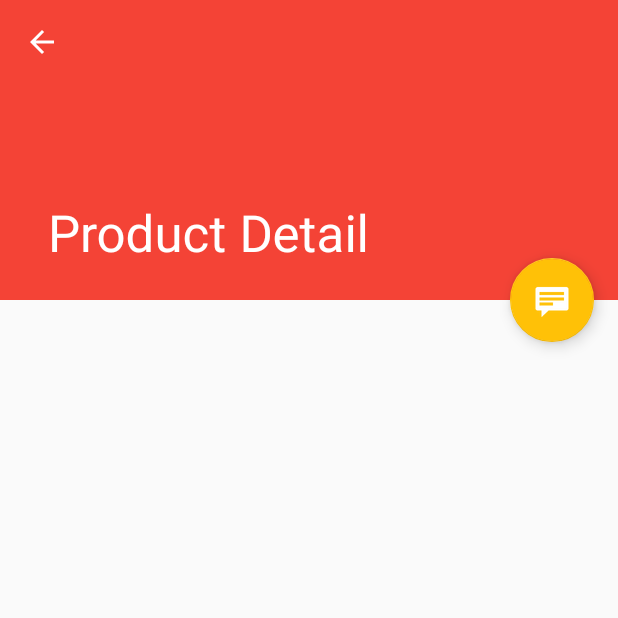
After one commit to Bartolo96/Progetto_mobile, an Android app: the ProductDetailActivity screen opened directly, with no data from a screen before it, on a phone screen of 412 x 824 dp, the top half of it. The commit adds this screen. Run offline under Robolectric (Android 15) with nearby library versions, the phone set to English and light mode, and no system bars; network calls fail; 1 statement that could not run was skipped.

Commit message:
Prodotti da sistemare

```diff
--- a/app/build.gradle
+++ b/app/build.gradle
@@ -25,6 +25,9 @@ dependencies {
     implementation 'com.android.support.constraint:constraint-layout:1.1.2'
     implementation 'com.android.support:support-annotations:27.1.1'
     implementation 'com.facebook.android:facebook-android-sdk:[4,5)'
+    implementation 'com.android.support:support-v4:26.1.0'
+    implementation 'com.android.support:recyclerview-v7:26.1.0'
+    implementation 'com.android.support:design:26.1.0'
     compile 'com.google.android.gms:play-services-auth:15.0.1'
     testImplementation 'junit:junit:4.12'
     androidTestImplementation 'com.android.support.test:runner:1.0.2'
--- /dev/null
+++ b/app/src/main/java/it/uniba/di/nitwx/progettoMobile/ProductDetailActivity.java
@@ -0,0 +1,81 @@
+package it.uniba.di.nitwx.progettoMobile;
+
+import android.content.Intent;
+import android.os.Bundle;
+import android.support.design.widget.FloatingActionButton;
+import android.support.design.widget.Snackbar;
+import android.support.v7.widget.Toolbar;
+import android.view.View;
+import android.support.v7.app.AppCompatActivity;
+import android.support.v7.app.ActionBar;
+import android.view.MenuItem;
+
+/**
+ * An activity representing a single Product detail screen. This
+ * activity is only used on narrow width devices. On tablet-size devices,
+ * item details are presented side-by-side with a list of items
+ * in a {@link ProductListActivity}.
+ */
+public class ProductDetailActivity extends AppCompatActivity {
+
+    @Override
+    protected void onCreate(Bundle savedInstanceState) {
+        super.onCreate(savedInstanceState);
+        setContentView(R.layout.activity_product_detail);
+        Toolbar toolbar = (Toolbar) findViewById(R.id.detail_toolbar);
+        setSupportActionBar(toolbar);
+
+        FloatingActionButton fab = (FloatingActionButton) findViewById(R.id.fab);
+        fab.setOnClickListener(new View.OnClickListener() {
+            @Override
+            public void onClick(View view) {
+                Snackbar.make(view, "Replace with your own detail action", Snackbar.LENGTH_LONG)
+                        .setAction("Action", null).show();
+            }
+        });
+
+        // Show the Up button in the action bar.
+        ActionBar actionBar = getSupportActionBar();
+        if (actionBar != null) {
+            actionBar.setDisplayHomeAsUpEnabled(true);
+        }
+
+        // savedInstanceState is non-null when there is fragment state
+        // saved from previous configurations of this activity
+        // (e.g. when rotating the screen from portrait to landscape).
+        // In this case, the fragment will automatically be re-added
+        // to its container so we don't need to manually add it.
+        // For more information, see the Fragments API guide at:
+        //
+        // http://developer.android.com/guide/components/fragments.html
+        //
+        if (savedInstanceState == null) {
+            // Create the detail fragment and add it to the activity
+            // using a fragment transaction.
+            Bundle arguments = new Bundle();
+            arguments.putString(ProductDetailFragment.ARG_ITEM_ID,
+                    getIntent().getStringExtra(ProductDetailFragment.ARG_ITEM_ID));
+            ProductDetailFragment fragment = new ProductDetailFragment();
+            fragment.setArguments(arguments);
+            getSupportFragmentManager().beginTransaction()
+                    .add(R.id.product_detail_container, fragment)
+                    .commit();
+        }
+    }
+
+    @Override
+    public boolean onOptionsItemSelected(MenuItem item) {
+        int id = item.getItemId();
+        if (id == android.R.id.home) {
+            // This ID represents the Home or Up button. In the case of this
+            // activity, the Up button is shown. For
+            // more details, see the Navigation pattern on Android Design:
+            //
+            // http://developer.android.com/design/patterns/navigation.html#up-vs-back
+            //
+            navigateUpTo(new Intent(this, ProductListActivity.class));
+            return true;
+        }
+        return super.onOptionsItemSelected(item);
+    }
+}
--- /dev/null
+++ b/app/src/main/java/it/uniba/di/nitwx/progettoMobile/ProductDetailFragment.java
@@ -0,0 +1,69 @@
+package it.uniba.di.nitwx.progettoMobile;
+
+import android.app.Activity;
+import android.support.design.widget.CollapsingToolbarLayout;
+import android.os.Bundle;
+import android.support.v4.app.Fragment;
+import android.view.LayoutInflater;
+import android.view.View;
+import android.view.ViewGroup;
+import android.widget.TextView;
+
+import it.uniba.di.nitwx.progettoMobile.dummy.ProductContent;
+
+/**
+ * A fragment representing a single Product detail screen.
+ * This fragment is either contained in a {@link ProductListActivity}
+ * in two-pane mode (on tablets) or a {@link ProductDetailActivity}
+ * on handsets.
+ */
+public class ProductDetailFragment extends Fragment {
+    /**
+     * The fragment argument representing the item ID that this fragment
+     * represents.
+     */
+    public static final String ARG_ITEM_ID = "item_id";
+
+    /**
+     * The dummy content this fragment is presenting.
+     */
+    private ProductContent.ProductItem mItem;
+
+    /**
+     * Mandatory empty constructor for the fragment manager to instantiate the
+     * fragment (e.g. upon screen orientation changes).
+     */
+    public ProductDetailFragment() {
+    }
+
+    @Override
+    public void onCreate(Bundle savedInstanceState) {
+        super.onCreate(savedInstanceState);
+
+        if (getArguments().containsKey(ARG_ITEM_ID)) {
+            // Load the dummy content specified by the fragment
+            // arguments. In a real-world scenario, use a Loader
+            // to load content from a content provider.
+            mItem = ProductContent.ITEM_MAP.get(getArguments().getString(ARG_ITEM_ID));
+
+            Activity activity = this.getActivity();
+            CollapsingToolbarLayout appBarLayout = (CollapsingToolbarLayout) activity.findViewById(R.id.toolbar_layout);
+            if (appBarLayout != null) {
+                appBarLayout.setTitle(mItem.name);
+            }
+        }
+    }
+
+    @Override
+    public View onCreateView(LayoutInflater inflater, ViewGroup container,
+                             Bundle savedInstanceState) {
+        View rootView = inflater.inflate(R.layout.product_detail, container, false);
+
+        // Show the dummy content as text in a TextView.
+        if (mItem != null) {
+            ((TextView) rootView.findViewById(R.id.product_detail)).setText(mItem.description);
+        }
+
+        return rootView;
+    }
+}
--- /dev/null
+++ b/app/src/main/res/layout/activity_product_detail.xml
@@ -0,0 +1,53 @@
+<android.support.design.widget.CoordinatorLayout xmlns:android="http://schemas.android.com/apk/res/android"
+    xmlns:app="http://schemas.android.com/apk/res-auto"
+    xmlns:tools="http://schemas.android.com/tools"
+    android:layout_width="match_parent"
+    android:layout_height="match_parent"
+    android:fitsSystemWindows="true"
+    tools:context="it.uniba.di.nitwx.progettoMobile.ProductDetailActivity"
+    tools:ignore="MergeRootFrame">
+
+    <android.support.design.widget.AppBarLayout
+        android:id="@+id/app_bar"
+        android:layout_width="match_parent"
+        android:layout_height="@dimen/app_bar_height"
+        android:fitsSystemWindows="true"
+        android:theme="@style/ThemeOverlay.AppCompat.Dark.ActionBar">
+
+        <android.support.design.widget.CollapsingToolbarLayout
+            android:id="@+id/toolbar_layout"
+            android:layout_width="match_parent"
+            android:layout_height="match_parent"
+            android:fitsSystemWindows="true"
+            app:contentScrim="?attr/colorPrimary"
+            app:layout_scrollFlags="scroll|exitUntilCollapsed"
+            app:toolbarId="@+id/toolbar">
+
+            <android.support.v7.widget.Toolbar
+                android:id="@+id/detail_toolbar"
+                android:layout_width="match_parent"
+                android:layout_height="?attr/actionBarSize"
+                app:layout_collapseMode="pin"
+                app:popupTheme="@style/ThemeOverlay.AppCompat.Light" />
+
+        </android.support.design.widget.CollapsingToolbarLayout>
+
+    </android.support.design.widget.AppBarLayout>
+
+    <android.support.v4.widget.NestedScrollView
+        android:id="@+id/product_detail_container"
+        android:layout_width="match_parent"
+        android:layout_height="match_parent"
+        app:layout_behavior="@string/appbar_scrolling_view_behavior" />
+
+    <android.support.design.widget.FloatingActionButton
+        android:id="@+id/fab"
+        android:layout_width="wrap_content"
+        android:layout_height="wrap_content"
+        android:layout_gravity="center_vertical|start"
+        android:layout_margin="@dimen/fab_margin"
+        app:layout_anchor="@+id/product_detail_container"
+        app:layout_anchorGravity="top|end"
+        app:srcCompat="@android:drawable/stat_notify_chat" />
+
+</android.support.design.widget.CoordinatorLayout>
--- /dev/null
+++ b/app/src/main/res/layout/product_detail.xml
@@ -0,0 +1,9 @@
+<TextView xmlns:android="http://schemas.android.com/apk/res/android"
+    xmlns:tools="http://schemas.android.com/tools"
+    android:id="@+id/product_detail"
+    style="?android:attr/textAppearanceLarge"
+    android:layout_width="match_parent"
+    android:layout_height="match_parent"
+    android:padding="16dp"
+    android:textIsSelectable="true"
+    tools:context="it.uniba.di.nitwx.progettoMobile.ProductDetailFragment" />
--- /dev/null
+++ b/app/src/main/res/values/dimens.xml
@@ -0,0 +1,7 @@
+<?xml version="1.0" encoding="utf-8"?>
+<resources>
+    <dimen name="fab_margin">16dp</dimen>
+    <dimen name="app_bar_height">200dp</dimen>
+    <dimen name="item_width">200dp</dimen>
+    <dimen name="text_margin">16dp</dimen>
+</resources>
--- a/app/src/main/res/values/strings.xml
+++ b/app/src/main/res/values/strings.xml
@@ -5,4 +5,6 @@
     <string name="Username">Username</string>
     <string name="Password" translatable="false">Password</string>
     <string name="SignIn" translatable="true">Sign In</string>
+    <string name="title_product_list">Products</string>
+    <string name="title_product_detail">Product Detail</string>
 </resources>
--- a/app/src/main/res/values/styles.xml
+++ b/app/src/main/res/values/styles.xml
@@ -8,4 +8,13 @@
         <item name="colorAccent">@color/accent</item>
     </style>
 
+    <style name="AppTheme.NoActionBar">
+        <item name="windowActionBar">false</item>
+        <item name="windowNoTitle">true</item>
+    </style>
+
+    <style name="AppTheme.AppBarOverlay" parent="ThemeOverlay.AppCompat.Dark.ActionBar" />
+
+    <style name="AppTheme.PopupOverlay" parent="ThemeOverlay.AppCompat.Light" />
+
 </resources>
```
Also changed, not shown: app/src/main/AndroidManifest.xml (+24 -9 lines), app/src/main/java/it/uniba/di/nitwx/progettoMobile/Constants.java (added, +21 -0 lines), app/src/main/java/it/uniba/di/nitwx/progettoMobile/HomeActivity.java (added, +25 -0 lines), app/src/main/java/it/uniba/di/nitwx/progettoMobile/HttpController.java (+25 -7 lines), app/src/main/java/it/uniba/di/nitwx/progettoMobile/LogIn.java (+13 -3 lines), app/src/main/java/it/uniba/di/nitwx/progettoMobile/ProductListActivity.java (added, +159 -0 lines), app/src/main/java/it/uniba/di/nitwx/progettoMobile/dummy/ProductContent.java (added, +52 -0 lines), app/src/main/res/layout-w900dp/product_list.xml (added, +38 -0 lines), app/src/main/res/layout/activity_home.xml (added, +22 -0 lines), app/src/main/res/layout/activity_product_list.xml (added, +34 -0 lines), app/src/main/res/layout/product_list.xml (added, +13 -0 lines), app/src/main/res/layout/product_list_content.xml (added, +20 -0 lines).
